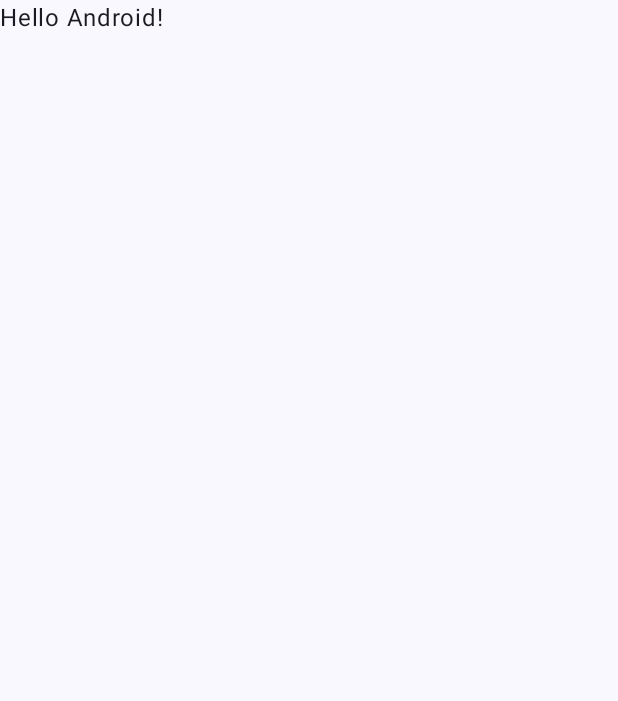
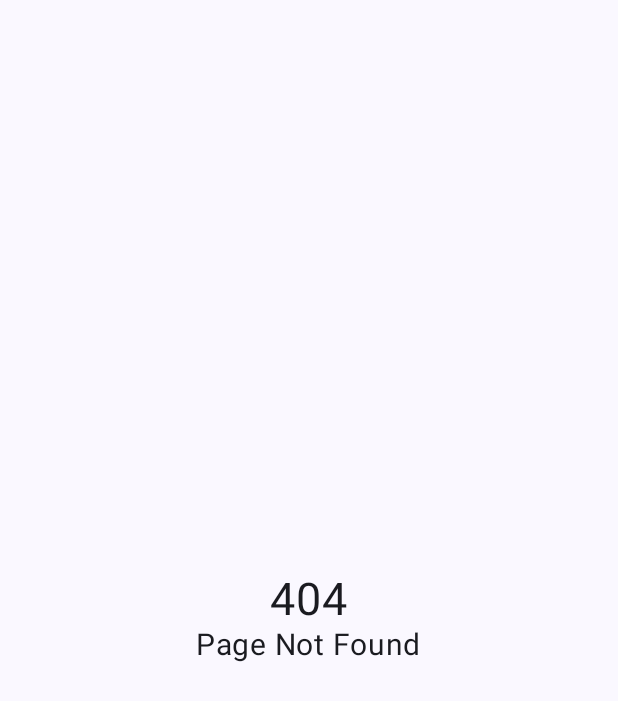
Before and after one commit to jeanluckawel/404, an Android app built with Jetpack Compose: the screen it shows after launch (MainActivity), on a phone screen of 412 x 824 dp. Before the commit the part shown is almost empty. Shown: the top 701 px of the screen. Run offline under Robolectric (Android 15) with nearby library versions, the phone set to English and light mode, and no system bars.

Commit message:
center text

```diff
--- a/app/src/main/java/com/example/error404/MainActivity.kt
+++ b/app/src/main/java/com/example/error404/MainActivity.kt
@@ -1,16 +1,22 @@
 package com.example.error404
 
 import android.os.Bundle
+import android.os.Message
 import androidx.activity.ComponentActivity
 import androidx.activity.compose.setContent
+import androidx.compose.foundation.layout.Arrangement
+import androidx.compose.foundation.layout.Column
 import androidx.compose.foundation.layout.fillMaxSize
 import androidx.compose.material3.MaterialTheme
 import androidx.compose.material3.Surface
 import androidx.compose.material3.Text
 import androidx.compose.runtime.Composable
+import androidx.compose.ui.Alignment
 import androidx.compose.ui.Modifier
 import androidx.compose.ui.tooling.preview.Preview
+import androidx.compose.ui.unit.sp
 import com.example.error404.ui.theme.Error404Theme
+import java.lang.Error
 
 class MainActivity : ComponentActivity() {
     override fun onCreate(savedInstanceState: Bundle?) {
@@ -22,7 +28,7 @@ class MainActivity : ComponentActivity() {
                     modifier = Modifier.fillMaxSize(),
                     color = MaterialTheme.colorScheme.background
                 ) {
-                    Greeting("Android")
+                    errorMessage(error = "404", message = "Page Not Found")
                 }
             }
         }
@@ -30,17 +36,27 @@ class MainActivity : ComponentActivity() {
 }
 
 @Composable
-fun Greeting(name: String, modifier: Modifier = Modifier) {
-    Text(
-        text = "Hello $name!",
-        modifier = modifier
-    )
+fun errorMessage(error: String, message: String, modifier: Modifier = Modifier){
+    Column(
+        modifier = modifier.fillMaxSize(),
+        verticalArrangement = Arrangement.Center,
+        horizontalAlignment = Alignment.CenterHorizontally
+        ) {
+        Text(
+            text = error,
+            fontSize = 30.sp
+        )
+        Text(
+            text = message,
+            fontSize = 20.sp
+        )
+    }
 }
 
 @Preview(showBackground = true)
 @Composable
 fun GreetingPreview() {
     Error404Theme {
-        Greeting("Android")
+       errorMessage(error = "404", message = "Page Not Found")
     }
 }
```
